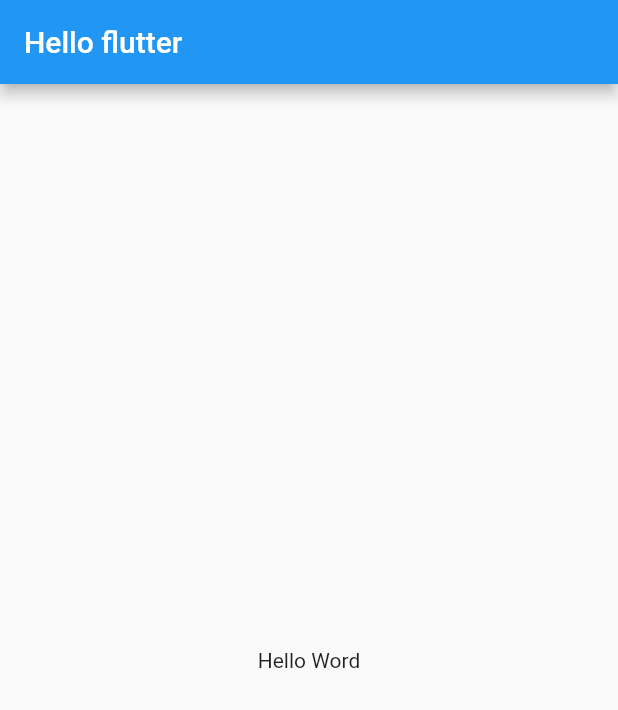
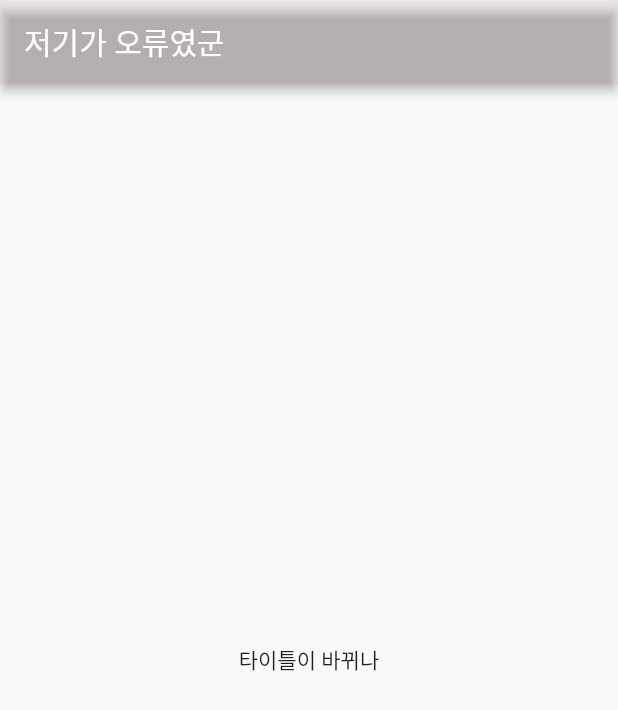
Before and after one commit to seunghoona/flutter-webtoon, a Flutter app: the screen it shows after launch, on a phone screen of 412 x 824 dp. Shown: the top 710 px of the screen. Run offline on Flutter 3.47's test engine with Material 2 defaults, Android fonts, the phone set to English and light mode, and no system bars.

Commit message:
feat(main) : 기본 클래스 생성방식

```diff
--- a/lib/main.dart
+++ b/lib/main.dart
@@ -1,6 +1,13 @@
 import 'package:flutter/material.dart';
 
+// 기본 클래스 생성
+class Player {
+  String? name;
+  Player({required this.name});
+}
+
 void main() {
+  var player = Player(name: "seunghoo");
   runApp(MyApp());
 }
 
@@ -11,10 +18,12 @@ class MyApp extends StatelessWidget {
     return MaterialApp(
       home: Scaffold(
         appBar: AppBar(
-          title: Text("Hello flutter"),
+          elevation: 3,
+          backgroundColor: Color.fromARGB(11, 177, 13, 13),
+          title: Text("저기가 오류였군"),
         ),
         body: Center(
-          child: Text("Hello Word"),
+          child: Text("타이틀이 바뀌나"),
         ),
       ),
     );
```
Also changed, not shown: 1 other file.
